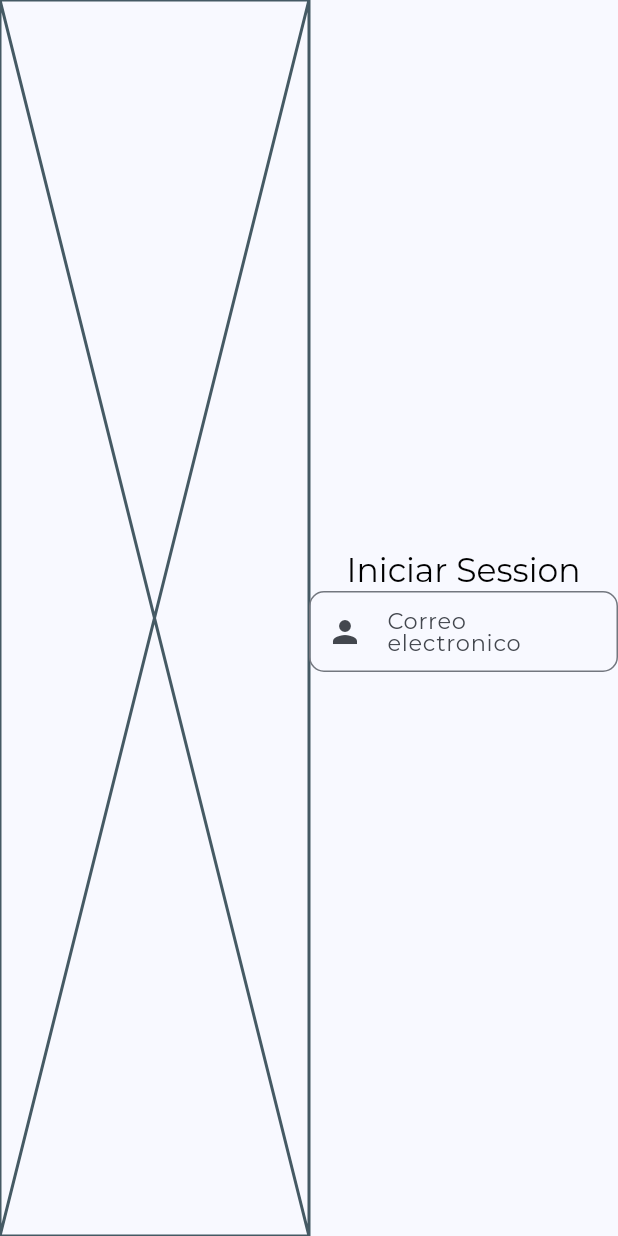
After one commit to MateoLl1/empleo_app, a Flutter app: the screen it shows after launch, on a phone screen of 412 x 824 dp. The commit adds this screen. Run offline on Flutter 3.47's test engine with Material 3 defaults, Android fonts, the phone set to English and light mode, and no system bars; our stand-ins replace flutter_riverpod, go_router, google_fonts; project files that could hold a hidden picture were left out.

Commit message:
empezando el LoginScreen

```diff
--- a/lib/config/router/app_router.dart
+++ b/lib/config/router/app_router.dart
@@ -2,7 +2,7 @@ import 'package:go_router/go_router.dart';
 import 'package:empleo_app/presentation/screens/screens.dart';
 
 final appRouter = GoRouter(
-  initialLocation: '/landing',
+  initialLocation: '/login',
   routes: [
     GoRoute(
       path: '/',
@@ -13,5 +13,13 @@ final appRouter = GoRouter(
       path: '/landing',
       builder: (context, state) => const LandingPageScreen(),
     ),
+
+    GoRoute(
+      path: '/login',
+      builder: (context, state) => const LoginScreen(),
+    ),
+
+
+
   ]
 );
--- /dev/null
+++ b/lib/presentation/screens/forms/login_screen.dart
@@ -0,0 +1,52 @@
+
+import 'package:empleo_app/presentation/widgets/widgets.dart';
+import 'package:flutter/material.dart';
+
+class LoginScreen extends StatelessWidget {
+  const LoginScreen({super.key});
+
+  @override
+  Widget build(BuildContext context) {
+    return const Scaffold(
+      body: Row(
+        children: [
+          Expanded(
+            flex: 1,
+            child: Placeholder()
+          ),
+          _FormView()
+
+        ],
+      ),
+    );
+  }
+}
+
+class _FormView extends StatelessWidget {
+  const _FormView();
+
+  @override
+  Widget build(BuildContext context) {
+    final textStyle = Theme.of(context).textTheme;
+    final size = MediaQuery.of(context).size;
+    return SizedBox(
+      width: size.width*.5,
+      child: Column(
+        mainAxisAlignment: MainAxisAlignment.center,
+        children: [
+
+          Text('Iniciar Session',style: textStyle.titleLarge,),
+
+          CustomTextFormField(
+            label: 'Correo electronico',
+            hintText: 'Correo electronico',
+            icon: Icons.person,
+
+          ),
+
+
+        ],
+      ),
+    );
+  }
+}
--- a/lib/presentation/screens/landings/landing_screen.dart
+++ b/lib/presentation/screens/landings/landing_screen.dart
@@ -53,6 +53,7 @@ class _HomeView extends StatelessWidget {
       child: Column(
         children: [
 
+          SearchLanding(),
           _Bienvenida(),
           _About(),
           FooterApp()
--- a/lib/presentation/screens/screens.dart
+++ b/lib/presentation/screens/screens.dart
@@ -2,3 +2,4 @@
 
 export './home/home_screen.dart';
 export './landings/landing_screen.dart';
+export './forms/login_screen.dart';
--- /dev/null
+++ b/lib/presentation/widgets/fields/custom_text_form_field.dart
@@ -0,0 +1,34 @@
+
+import 'package:flutter/material.dart';
+
+class CustomTextFormField extends StatelessWidget {
+  final String label;
+  final String? hintText;
+  final IconData icon;
+  final TextInputType? keyboardType;
+  const CustomTextFormField({
+    super.key,
+    required this.label,
+    required this.icon,
+    this.keyboardType,
+    this.hintText,
+  });
+
+  @override
+  Widget build(BuildContext context) {
+    return Container(
+      margin: const EdgeInsets.only(bottom: 10),
+      child: TextFormField(
+        keyboardType: keyboardType,
+        decoration: InputDecoration(
+          border: OutlineInputBorder(
+            borderRadius: BorderRadius.circular(10),
+          ),
+          label: label.isNotEmpty ? Text(label) : null,
+          hintText: hintText,
+          prefixIcon: Icon(icon),
+        ),
+      ),
+    );
+  }
+}
--- /dev/null
+++ b/lib/presentation/widgets/searchs/search_landing.dart
@@ -0,0 +1,19 @@
+
+
+import 'package:empleo_app/presentation/widgets/widgets.dart';
+import 'package:flutter/material.dart';
+
+class SearchLanding extends StatelessWidget {
+  const SearchLanding({super.key});
+
+  @override
+  Widget build(BuildContext context) {
+    return const Column(
+      children: [
+
+
+
+      ],
+    );
+  }
+}
--- a/lib/presentation/widgets/widgets.dart
+++ b/lib/presentation/widgets/widgets.dart
@@ -1,2 +1,4 @@
 export './menu/menu_lateral.dart';
 export './footer/footer_app.dart';
+export 'searchs/search_landing.dart';
+export './fields/custom_text_form_field.dart';
```
Also changed, not shown: lib/presentation/screens/forms/register_screen.dart (added), 1 other file.
